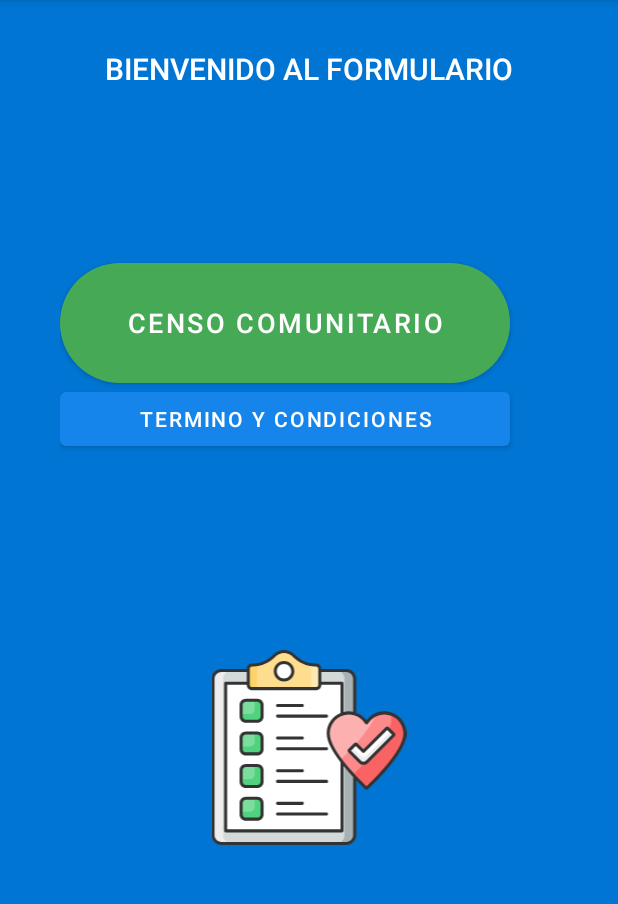
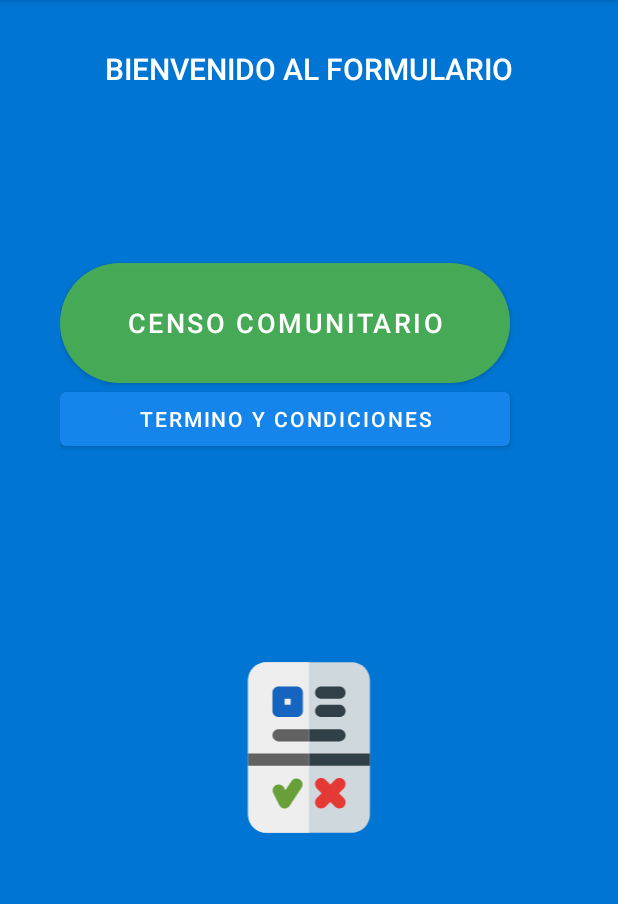
Before and after one commit to HectorTeca/BodyMetric360-main, an Android app: the screen it shows after launch (MainActivity), on a phone screen of 412 x 824 dp, the part 84-988 px from its top. Run offline under Robolectric (Android 15) with nearby library versions, the phone set to English and light mode, and no system bars.

Commit message:
Icono SVG

```diff
--- a/app/src/main/res/layout/activity_main.xml
+++ b/app/src/main/res/layout/activity_main.xml
@@ -71,7 +71,7 @@
         android:layout_width="match_parent"
         android:layout_height="130dp"
         android:layout_marginTop="130dp"
-        app:srcCompat="@drawable/checklist" />
+        app:srcCompat="@drawable/quiz" />
 
 
 </androidx.appcompat.widget.LinearLayoutCompat>
```
